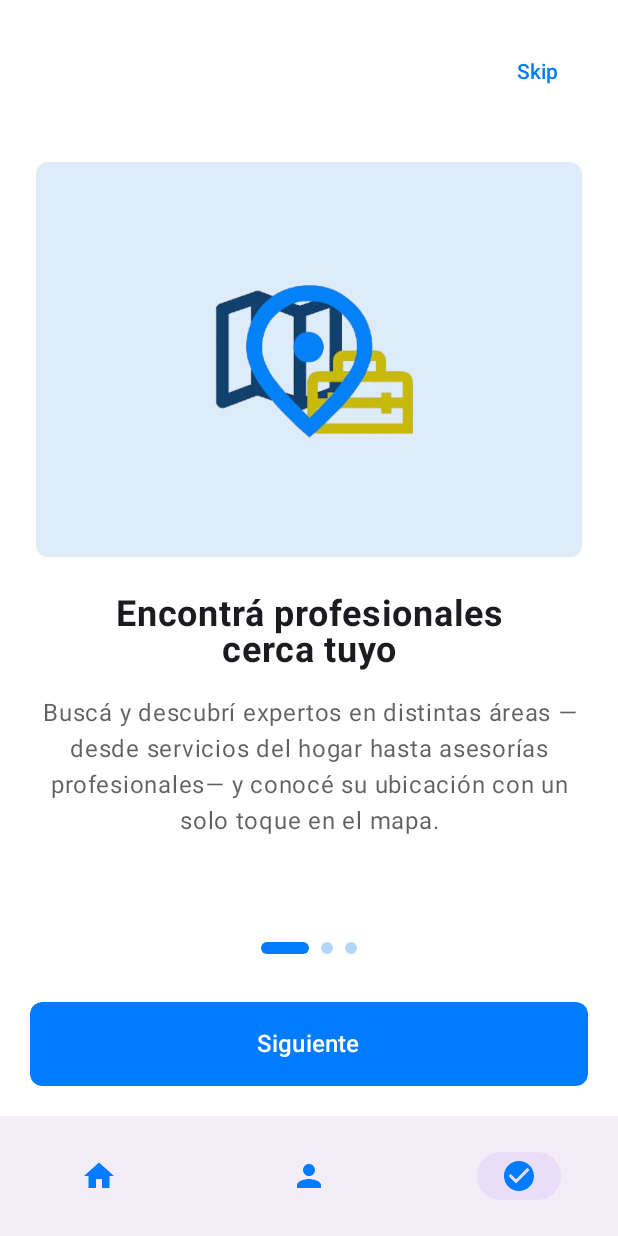
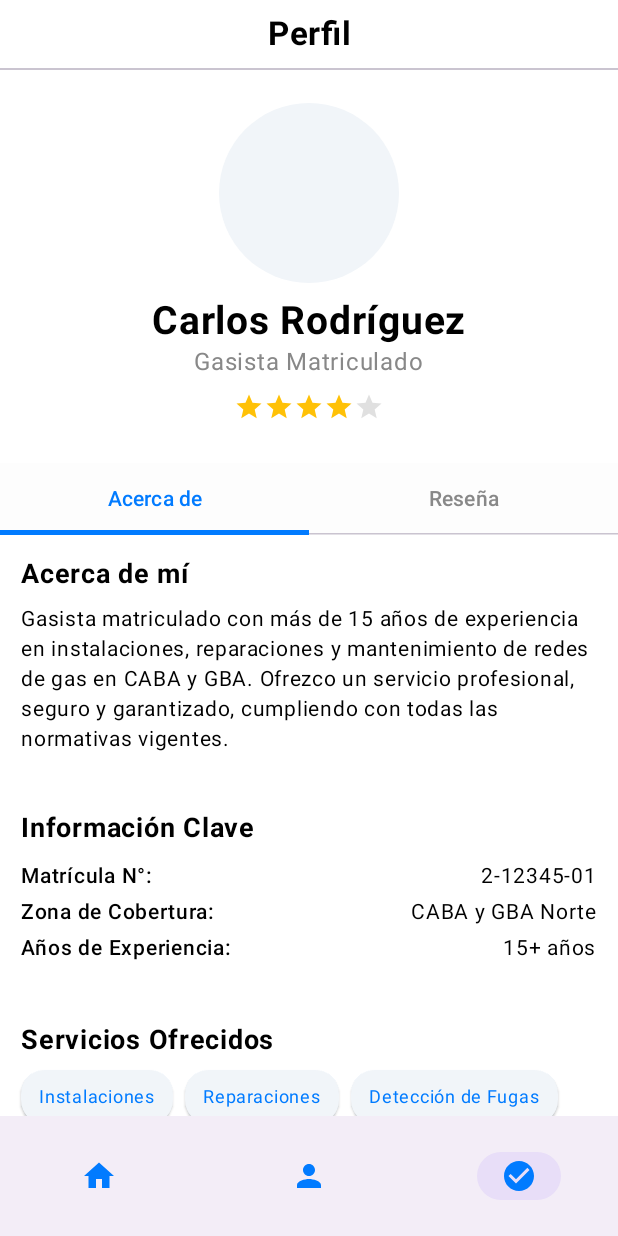
Before and after one commit to unlam-tec-movil/A3-2025-H2-E3, an Android app built with Jetpack Compose: the HomeScreen screen opened through its navigation route, item 3 of the bottom bar chosen, on a phone screen of 412 x 824 dp. Run offline under Robolectric (Android 15) with nearby library versions, the phone set to English and light mode, and no system bars; our stand-ins replace Dagger/Hilt's generated code, Room's generated code; pictures from the network do not load.

Commit message:
feat: Actualizacion Profile.kt

```diff
--- a/app/src/main/java/ar/edu/unlam/mobile/scaffolding/MainActivity.kt
+++ b/app/src/main/java/ar/edu/unlam/mobile/scaffolding/MainActivity.kt
@@ -32,6 +32,7 @@ import ar.edu.unlam.mobile.scaffolding.ui.screens.UserScreen
 import ar.edu.unlam.mobile.scaffolding.ui.screens.feed.FeedScreen
 import ar.edu.unlam.mobile.scaffolding.ui.screens.introduction.IntroductionScreen
 import ar.edu.unlam.mobile.scaffolding.ui.screens.professionalProfile.ProfessionalProfileScreen
+import ar.edu.unlam.mobile.scaffolding.ui.screens.profile.ProfileScreen
 import ar.edu.unlam.mobile.scaffolding.ui.theme.ScaffoldingV2Theme
 import dagger.hilt.android.AndroidEntryPoint
 
@@ -149,11 +150,7 @@ fun MainScreen() {
                     snackbarHostState = snackBarHostState,
                 )
                  * */
-                IntroductionScreen(
-                    { controller.navigate("feed") },
-                    { controller.navigate("feed") },
-                    modifier = Modifier.padding(paddingValue),
-                )
+                ProfileScreen(45755878, modifier = Modifier.padding(paddingValue))
             }
             composable("introduction") {
                 IntroductionScreen(
--- a/app/src/main/java/ar/edu/unlam/mobile/scaffolding/ui/screens/Introduction/IntroductionScreen.kt
+++ b/app/src/main/java/ar/edu/unlam/mobile/scaffolding/ui/screens/Introduction/IntroductionScreen.kt
@@ -103,10 +103,12 @@ fun IntroductionScreen(
         ) {
             if (currentPage < pages.size - 1) {
                 TextButton(onClick = {
-                    currentPage = pages.size - 1
+                    onLoginClick()
                 }) {
-                    Text("Skip", color = MaterialTheme.colorScheme.primary)
+                    Text("Skip", color = MaterialTheme.colorScheme.primary, modifier = Modifier.height(20.dp))
                 }
+            } else {
+                Spacer(modifier = Modifier.height(50.dp))
             }
         }
 
--- a/app/src/main/java/ar/edu/unlam/mobile/scaffolding/ui/screens/professionalProfile/components/ProfileHeader.kt
+++ b/app/src/main/java/ar/edu/unlam/mobile/scaffolding/ui/screens/professionalProfile/components/ProfileHeader.kt
@@ -1,6 +1,5 @@
 package ar.edu.unlam.mobile.scaffolding.ui.screens.professionalProfile.components
 
-import androidx.compose.foundation.Image
 import androidx.compose.foundation.background
 import androidx.compose.foundation.layout.Arrangement
 import androidx.compose.foundation.layout.Box
@@ -21,12 +20,12 @@ import androidx.compose.ui.Modifier
 import androidx.compose.ui.draw.clip
 import androidx.compose.ui.graphics.Color
 import androidx.compose.ui.layout.ContentScale
-import androidx.compose.ui.res.painterResource
 import androidx.compose.ui.text.font.FontWeight
 import androidx.compose.ui.tooling.preview.Preview
 import androidx.compose.ui.unit.dp
 import androidx.compose.ui.unit.sp
-import ar.edu.unlam.mobile.scaffolding.R
+import ar.edu.unlam.mobile.scaffolding.ui.theme.LightPrimary
+import coil3.compose.AsyncImage
 
 @Preview
 @Composable
@@ -39,8 +38,22 @@ fun ProfileHeader(
     name: String,
     profession: String,
     rating: Double,
+    isMyProfile: Boolean = false,
     modifier: Modifier = Modifier,
 ) {
+    if (isMyProfile) {
+        Column(
+            modifier =
+                modifier
+                    .fillMaxWidth()
+                    .padding(12.dp),
+            verticalArrangement = Arrangement.Center,
+            horizontalAlignment = Alignment.CenterHorizontally,
+        ) {
+            ImageProfile(isMyProfile=isMyProfile)
+            InfoProfile(name, profession, rating, isMyProfile)
+        }
+    } else {
         Row(
             modifier =
                 modifier
@@ -49,22 +62,55 @@ fun ProfileHeader(
             verticalAlignment = Alignment.CenterVertically,
             horizontalArrangement = Arrangement.Center,
         ) {
+            ImageProfile(isMyProfile = isMyProfile)
+            InfoProfile(name, profession, rating, isMyProfile)
+        }
+    }
+}
+
+@Composable
+fun ImageProfile(
+    imgUrl: String = "https://cdn-icons-png.flaticon.com/512/9187/9187604.png",
+    isMyProfile: Boolean = false,
+) {
     Box(
         modifier =
             Modifier
-                    .size(90.dp)
-                    .background(Color.Gray, CircleShape)
+                .size(if (isMyProfile) 120.dp else 90.dp)
+                .background(MaterialTheme.colorScheme.surface, CircleShape)
                 .clip(CircleShape),
         contentAlignment = Alignment.Center,
     ) {
-            Image(painter = painterResource(id = R.drawable.perfil), contentDescription = "perfil", contentScale = ContentScale.Crop)
+        AsyncImage(
+            model = imgUrl,
+            contentDescription = "imagen",
+            contentScale = ContentScale.Crop,
+        )
+    }
 }
 
+@Composable
+fun InfoProfile(
+    name: String,
+    profession: String,
+    rating: Double,
+    isMyProfile: Boolean = false,
+    modifier: Modifier = Modifier,
+) {
     Column(
         modifier =
             modifier
                 .fillMaxWidth()
-                    .padding(start = 25.dp),
+                .padding(
+                    start = if (isMyProfile) 0.dp else 25.dp,
+                    top = if (isMyProfile) 10.dp else 0.dp,
+                ),
+        horizontalAlignment =
+            if (isMyProfile) {
+                Alignment.CenterHorizontally
+            } else {
+                Alignment.Start
+            },
     ) {
         // Nombre y profesión
         Text(
@@ -106,4 +152,3 @@ fun ProfileHeader(
         }
     }
 }
-}
--- a/app/src/main/java/ar/edu/unlam/mobile/scaffolding/ui/screens/professionalProfile/components/TabSection.kt
+++ b/app/src/main/java/ar/edu/unlam/mobile/scaffolding/ui/screens/professionalProfile/components/TabSection.kt
@@ -7,8 +7,6 @@ import androidx.compose.material3.TabRowDefaults
 import androidx.compose.material3.TabRowDefaults.tabIndicatorOffset
 import androidx.compose.material3.Text
 import androidx.compose.runtime.Composable
-import androidx.compose.runtime.getValue
-import androidx.compose.runtime.setValue
 import androidx.compose.ui.Modifier
 import androidx.compose.ui.graphics.Color
 import androidx.compose.ui.unit.dp
@@ -19,6 +17,7 @@ import ar.edu.unlam.mobile.scaffolding.ui.theme.LightPrimary
 fun TabSection(
     selectedTab: ProfileTab,
     onTabSelected: (ProfileTab) -> Unit,
+    isMyProfile: Boolean = false,
     modifier: Modifier = Modifier,
 ) {
     TabRow(
@@ -35,6 +34,22 @@ fun TabSection(
         },
     ) {
         ProfileTab.values().forEach { tab ->
+            if (isMyProfile) {
+                if (tab !== ProfileTab.GALLERY){
+                    Tab(
+                        text = {
+                            Text(
+                                text = tab.title,
+                                color = if (selectedTab == tab) LightPrimary else Color.Gray,
+                            )
+                        },
+                        selected = selectedTab == tab,
+                        onClick = {
+                            onTabSelected(tab)
+                        },
+                    )
+                }
+            } else {
                 Tab(
                     text = {
                         Text(
@@ -50,6 +65,7 @@ fun TabSection(
             }
         }
     }
+}
 
 enum class ProfileTab(
     val title: String,
--- /dev/null
+++ b/app/src/main/java/ar/edu/unlam/mobile/scaffolding/ui/screens/profile/Profile.kt
@@ -0,0 +1,158 @@
+package ar.edu.unlam.mobile.scaffolding.ui.screens.profile
+
+import androidx.compose.foundation.background
+import androidx.compose.foundation.layout.Arrangement
+import androidx.compose.foundation.layout.Column
+import androidx.compose.foundation.layout.Row
+import androidx.compose.foundation.layout.Spacer
+import androidx.compose.foundation.layout.fillMaxSize
+import androidx.compose.foundation.layout.fillMaxWidth
+import androidx.compose.foundation.layout.height
+import androidx.compose.foundation.lazy.LazyColumn
+import androidx.compose.material3.Divider
+import androidx.compose.material3.MaterialTheme
+import androidx.compose.material3.Text
+import androidx.compose.runtime.Composable
+import androidx.compose.runtime.getValue
+import androidx.compose.runtime.mutableStateOf
+import androidx.compose.runtime.remember
+import androidx.compose.runtime.setValue
+import androidx.compose.ui.Alignment
+import androidx.compose.ui.Modifier
+import androidx.compose.ui.text.font.FontWeight
+import androidx.compose.ui.text.style.TextAlign
+import androidx.compose.ui.tooling.preview.Preview
+import androidx.compose.ui.unit.dp
+import androidx.compose.ui.unit.sp
+import ar.edu.unlam.mobile.scaffolding.ui.screens.professionalProfile.components.AboutSection
+import ar.edu.unlam.mobile.scaffolding.ui.screens.professionalProfile.components.GallerySection
+import ar.edu.unlam.mobile.scaffolding.ui.screens.professionalProfile.components.KeyInfo
+import ar.edu.unlam.mobile.scaffolding.ui.screens.professionalProfile.components.ProfileHeader
+import ar.edu.unlam.mobile.scaffolding.ui.screens.professionalProfile.components.ProfileTab
+import ar.edu.unlam.mobile.scaffolding.ui.screens.professionalProfile.components.ReviewSection
+import ar.edu.unlam.mobile.scaffolding.ui.screens.professionalProfile.components.TabSection
+
+@Preview
+@Composable
+fun ViewProfileScreen(){
+    ProfileScreen(1)
+}
+
+
+@Composable
+fun ProfileScreen(
+    dni: Int,
+    modifier: Modifier = Modifier,
+) {
+    // Estado para la pestaña seleccionada
+    var selectedTab by remember { mutableStateOf(ProfileTab.ABOUT) }
+
+    val professionalData =
+        remember {
+            ProfessionalData(
+                name = "Carlos Rodríguez",
+                profession = "Gasista Matriculado",
+                rating = 4.8,
+                aboutText =
+                    "Gasista matriculado con más de 15 años de experiencia en instalaciones, " +
+                            "reparaciones y mantenimiento de redes de gas en CABA y GBA. " +
+                            "Ofrezco un servicio profesional, seguro y garantizado, " +
+                            "cumpliendo con todas las normativas vigentes.",
+                keyInfo =
+                    listOf(
+                        KeyInfo("Matrícula N°:", "2-12345-01"),
+                        KeyInfo("Zona de Cobertura:", "CABA y GBA Norte"),
+                        KeyInfo("Años de Experiencia:", "15+ años"),
+                    ),
+                services =
+                    listOf(
+                        "Instalaciones",
+                        "Reparaciones",
+                        "Detección de Fugas",
+                        "Planos de Gas",
+                        "Habilitaciones",
+                    ),
+            )
+        }
+
+    Column(
+        modifier =
+            modifier
+                .fillMaxSize()
+                .background(MaterialTheme.colorScheme.background),
+    ) {
+        Row(
+            modifier =
+                Modifier
+                    .fillMaxWidth()
+                    .height(45.dp)
+                    .background(MaterialTheme.colorScheme.background),
+            verticalAlignment = Alignment.CenterVertically,
+            horizontalArrangement = Arrangement.Center,
+        ) {
+            Text(
+                modifier = Modifier.fillMaxWidth(),
+                textAlign = TextAlign.Center,
+                text = "Perfil",
+                color = MaterialTheme.colorScheme.onSurface,
+                fontWeight = FontWeight.Bold,
+                fontSize = 22.sp,
+            )
+        }
+        Divider()
+        LazyColumn(
+            modifier = Modifier.weight(1f),
+        ) {
+            item {
+                Spacer(modifier = Modifier.height(10.dp))
+                // Header con información básica
+                ProfileHeader(
+                    isMyProfile = true,
+                    name = professionalData.name,
+                    profession = professionalData.profession,
+                    rating = professionalData.rating,
+                )
+
+                Spacer(modifier = Modifier.height(15.dp))
+                // Pestañas
+                TabSection(
+                    isMyProfile = true,
+                    selectedTab = selectedTab,
+                    onTabSelected = { tab -> selectedTab = tab },
+                )
+            }
+
+            // Contenido de la pestaña seleccionada
+            when (selectedTab) {
+                ProfileTab.ABOUT -> {
+                    item {
+                        AboutSection(
+                            aboutText = professionalData.aboutText,
+                            keyInfo = professionalData.keyInfo,
+                            services = professionalData.services,
+                        )
+                    }
+                }
+                ProfileTab.GALLERY -> {
+                    items(1) {
+                        GallerySection()
+                    }
+                }
+                ProfileTab.REVIEW -> {
+                    items(1) {
+                        ReviewSection()
+                    }
+                }
+            }
+        }
+    }
+}
+
+data class ProfessionalData(
+    val name: String,
+    val profession: String,
+    val rating: Double,
+    val aboutText: String,
+    val keyInfo: List<KeyInfo>,
+    val services: List<String>,
+)
--- a/app/src/main/java/ar/edu/unlam/mobile/scaffolding/ui/screens/search/SuccessScreen.kt
+++ b/app/src/main/java/ar/edu/unlam/mobile/scaffolding/ui/screens/search/SuccessScreen.kt
@@ -1,7 +1,9 @@
 package ar.edu.unlam.mobile.scaffolding.ui.screens.search
 
+import androidx.compose.foundation.background
 import androidx.compose.foundation.layout.Arrangement
 import androidx.compose.foundation.layout.Column
+import androidx.compose.foundation.layout.Row
 import androidx.compose.foundation.layout.Spacer
 import androidx.compose.foundation.layout.fillMaxSize
 import androidx.compose.foundation.layout.fillMaxWidth
@@ -9,7 +11,9 @@ import androidx.compose.foundation.layout.height
 import androidx.compose.foundation.layout.padding
 import androidx.compose.foundation.lazy.LazyColumn
 import androidx.compose.foundation.lazy.items
+import androidx.compose.material3.Divider
 import androidx.compose.material3.ExperimentalMaterial3Api
+import androidx.compose.material3.MaterialTheme
 import androidx.compose.material3.Text
 import androidx.compose.runtime.Composable
 import androidx.compose.runtime.collectAsState
@@ -17,8 +21,10 @@ import androidx.compose.runtime.getValue
 import androidx.compose.runtime.mutableStateOf
 import androidx.compose.runtime.remember
 import androidx.compose.runtime.setValue
+import androidx.compose.ui.Alignment
 import androidx.compose.ui.Modifier
 import androidx.compose.ui.text.font.FontWeight
+import androidx.compose.ui.text.style.TextAlign
 import androidx.compose.ui.unit.dp
 import androidx.compose.ui.unit.sp
 import androidx.navigation.NavController
@@ -38,6 +44,26 @@ fun SuccessScreen(
     var query by remember { mutableStateOf("") }
     var active by remember { mutableStateOf(false) }
 
+    Column {
+        Row(
+            modifier =
+                Modifier
+                    .fillMaxWidth()
+                    .height(45.dp)
+                    .background(MaterialTheme.colorScheme.background),
+            verticalAlignment = Alignment.CenterVertically,
+            horizontalArrangement = Arrangement.Center,
+        ) {
+            Text(
+                modifier = Modifier.fillMaxWidth(),
+                textAlign = TextAlign.Center,
+                text = "Busqueda",
+                color = MaterialTheme.colorScheme.onSurface,
+                fontWeight = FontWeight.Bold,
+                fontSize = 22.sp,
+            )
+        }
+        Divider()
         Column(modifier = Modifier.padding(12.dp, 12.dp, 12.dp, 0.dp)) {
             SearchBar(
                 query = query,
@@ -56,6 +82,7 @@ fun SuccessScreen(
                     navController.navigate("professional/${profesional.dni}")
                 },
             )
+        }
     }
 }
 
```
Lines whose indentation alone changed are shown as unchanged.
